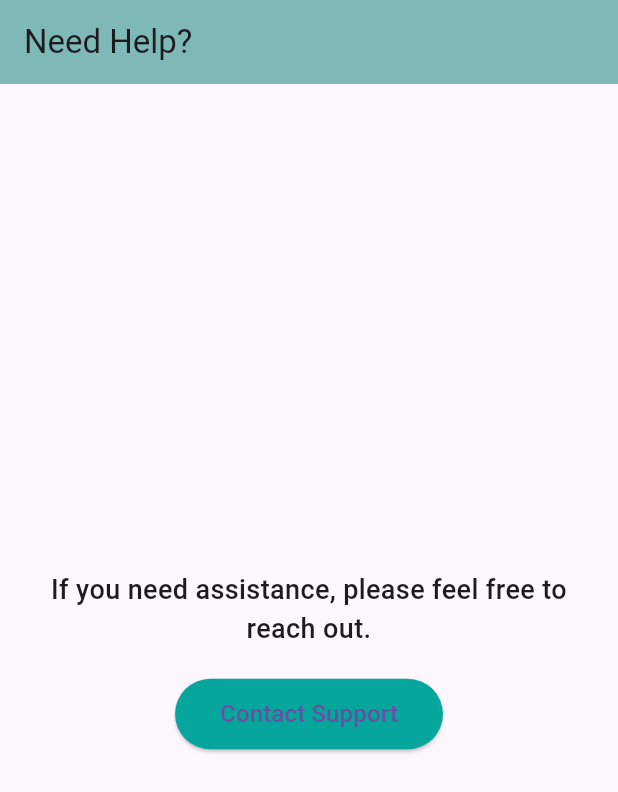
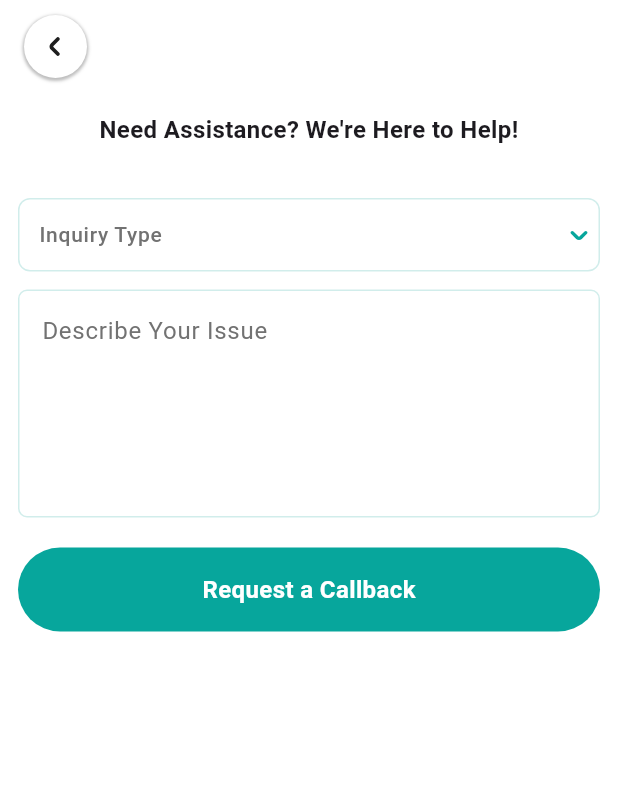
Before and after one commit to KoushikPanda1729/medical_test_app, a Flutter app: the NeedHelpScreen screen opened by its route, on a phone screen of 412 x 824 dp. Shown: the top 792 px of the screen. Run offline on Flutter 3.47's test engine with Material 3 defaults, Android fonts, the phone set to English and light mode, and no system bars; our stand-ins replace dotted_border, flutter_riverpod, flutter_svg, go_router, smooth_page_indicator; Roboto replaces fonts that are missing (Mulish).

Commit message:
search and need help done

```diff
--- a/lib/commons/components/navigation_bar/app/view/navigation_bar.dart
+++ b/lib/commons/components/navigation_bar/app/view/navigation_bar.dart
@@ -1,7 +1,9 @@
 import 'package:flutter/material.dart';
+import 'package:go_router/go_router.dart';
 import 'package:medical_test_app/commons/components/buttons/app/floating_button__widget.dart';
 import 'package:medical_test_app/commons/constants/app_colors.dart';
 import 'package:medical_test_app/commons/constants/app_icons.dart';
+import 'package:medical_test_app/commons/router/app_router.dart';
 
 class NavBar extends StatelessWidget {
   final Widget? leadingIcon;
@@ -55,7 +57,9 @@ class NavBar extends StatelessWidget {
                         iconSize: 18,
                       ),
                       FloatingButton(
-                        onPressed: () {},
+                        onPressed: () {
+                          context.push("/book-test");
+                        },
                         iconPath: AppIcons.search,
                         backgroundColor: AppColors.white,
                         iconColor: AppColors.teal,
--- a/lib/commons/components/text_fields/app/views/dropdown_text_field.dart
+++ b/lib/commons/components/text_fields/app/views/dropdown_text_field.dart
@@ -168,15 +168,15 @@ class TextfieldDropdown<T> extends StatelessWidget {
           ),
           decoration: InputDecoration(
             isCollapsed: true,
-            contentPadding: const EdgeInsetsDirectional.symmetric(
-              horizontal: 4.0,
+            contentPadding: const EdgeInsetsDirectional.all(
+              10.0,
             ),
             hintText: hintText,
             hintStyle: const TextStyle(
               fontSize: 14,
               height: 1.8,
               fontWeight: FontWeight.w500,
-              color: Colors.black,
+              color: Color(0xFF727272),
             ),
             border: borderNone
                 ? InputBorder.none
@@ -185,7 +185,7 @@ class TextfieldDropdown<T> extends StatelessWidget {
                         ? BorderRadius.circular(30.0)
                         : BorderRadius.circular(8.0),
                     borderSide: const BorderSide(
-                      color: Colors.black,
+                      color: Color(0xFFD1EDEB),
                       width: 1.0,
                     ),
                   ),
@@ -196,7 +196,7 @@ class TextfieldDropdown<T> extends StatelessWidget {
                         ? BorderRadius.circular(30.0)
                         : BorderRadius.circular(8.0),
                     borderSide: const BorderSide(
-                      color: Colors.black,
+                      color: Color(0xFFD1EDEB),
                       width: 1.0,
                     ),
                   ),
--- a/lib/commons/constants/app_icons.dart
+++ b/lib/commons/constants/app_icons.dart
@@ -49,4 +49,5 @@ class AppIcons {
   static const String warning = 'assets/icons/warning.svg';
   static const String male = 'assets/icons/male.svg';
   static const String female = 'assets/icons/female.svg';
+  static const String filter = 'assets/icons/filter.svg';
 }
--- a/lib/commons/router/app_router.dart
+++ b/lib/commons/router/app_router.dart
@@ -1,5 +1,6 @@
 import 'package:go_router/go_router.dart';
 import 'package:medical_test_app/pages/account_page/app/view/account_screen.dart';
+import 'package:medical_test_app/pages/book_test_page/app/views/book_test.dart';
 import 'package:medical_test_app/pages/booking_details_page/app/view/booking_details_screen.dart';
 import 'package:medical_test_app/pages/call_page/app/view/call_screen.dart';
 import 'package:medical_test_app/pages/checkout_page/app/view/checkout_summary.dart';
@@ -88,5 +89,9 @@ final GoRouter router = GoRouter(
       path: '/payment_success',
       builder: (context, state) => const PaymentSuccessfulScreen(),
     ),
+    GoRoute(
+      path: '/book-test',
+      builder: (context, state) => const TestPackageScreen(),
+    ),
   ],
 );
--- a/lib/pages/need_help_page/app/view/need_help_screen.dart
+++ b/lib/pages/need_help_page/app/view/need_help_screen.dart
@@ -1,5 +1,11 @@
 import 'package:flutter/material.dart';
+import 'package:go_router/go_router.dart';
+import 'package:medical_test_app/commons/components/buttons/app/floating_button__widget.dart';
+import 'package:medical_test_app/commons/components/buttons/app/solid_button_widget.dart';
+import 'package:medical_test_app/commons/components/navigation_bar/app/view/navigation_bar.dart';
+import 'package:medical_test_app/commons/components/text_fields/app/views/dropdown_text_field.dart';
 import 'package:medical_test_app/commons/constants/app_colors.dart';
+import 'package:medical_test_app/commons/constants/app_icons.dart';
 
 class NeedHelpScreen extends StatelessWidget {
   const NeedHelpScreen({super.key});
@@ -7,44 +13,97 @@ class NeedHelpScreen extends StatelessWidget {
   @override
   Widget build(BuildContext context) {
     return Scaffold(
-      appBar: AppBar(
-        title: const Text("Need Help?"),
-        backgroundColor: AppColors.lightTeal, // You can customize the color
-      ),
-      body: Padding(
-        padding: const EdgeInsets.all(16.0),
-        child: Column(
-          mainAxisAlignment: MainAxisAlignment.center,
+      backgroundColor: AppColors.white,
+      body: Column(
         crossAxisAlignment: CrossAxisAlignment.center,
         children: [
+          NavBar(
+            leadingIcon: FloatingButton(
+              onPressed: () {
+                context.pop();
+              },
+              iconPath: AppIcons.angleSmallRight,
+              backgroundColor: AppColors.white,
+              iconColor: AppColors.black,
+              isDisabled: false,
+              buttonSize: 42,
+              iconSize: 20,
+              isRotated: true,
+            ),
+            trailingIcon: const SizedBox(),
+          ),
+          const SizedBox(height: 13),
+          Container(
+            padding: const EdgeInsets.symmetric(horizontal: 12),
+            child: Column(
+              children: [
                 const Text(
-              "If you need assistance, please feel free to reach out.",
+                  "Need Assistance? We're Here to Help!",
                   textAlign: TextAlign.center,
                   style: TextStyle(
-                fontSize: 18,
-                fontWeight: FontWeight.w500,
+                    fontSize: 16,
+                    fontWeight: FontWeight.bold,
                   ),
                 ),
-            const SizedBox(height: 20),
-            ElevatedButton(
-              onPressed: () {
-                // Add your help functionality here (e.g., navigate to a contact form or chat)
-                print("Help button clicked");
-              },
-              style: ElevatedButton.styleFrom(
-                backgroundColor: AppColors.teal, // Button color
-                padding:
-                    const EdgeInsets.symmetric(horizontal: 30, vertical: 12),
+                const SizedBox(height: 34),
+
+                TextfieldDropdown<String>(
+                  title: "Inquiry Type",
+                  label: '',
+                  hintText: 'Inquiry Type',
+                  selectedItem: '',
+                  items: const [
+                    "Billing",
+                    "Technical Issue",
+                    "General Inquiry"
+                  ],
+                  onItemSelected: (accountType) {},
+                  getDisplayText: (accountType) => accountType,
                 ),
-              child: const Text(
-                "Contact Support",
-                style: TextStyle(
-                  fontSize: 16,
+                const SizedBox(height: 12),
+                // Issue Description TextField
+                TextField(
+                  maxLines: 5,
+                  decoration: InputDecoration(
+                    hintText: "Describe Your Issue",
+                    hintStyle: const TextStyle(
+                      color: Color(0xFF727272),
+                    ),
+                    filled: true,
+                    fillColor: Colors.white, // Background color
+                    enabledBorder: OutlineInputBorder(
+                      borderRadius: BorderRadius.circular(6),
+                      borderSide: const BorderSide(
+                        color: Color(0xFFD1EDEB), // Light teal border
+                      ),
+                    ),
+                    focusedBorder: OutlineInputBorder(
+                      borderRadius: BorderRadius.circular(6),
+                      borderSide: const BorderSide(
+                        color: Colors.teal, // Border color when focused
+                        width: 1.0,
+                      ),
+                    ),
+                    border: OutlineInputBorder(
+                      borderRadius: BorderRadius.circular(6),
+                      borderSide: const BorderSide(
+                        color: Color(0xFFD1EDEB), // Default border
                       ),
                     ),
                   ),
+                ),
+
+                const SizedBox(height: 20),
+                // Request a Callback Button
+                SolidButtonWidget(
+                  label: "Request a Callback",
+                  onPressed: () {},
+                  isCircle: true,
+                ),
               ],
             ),
+          )
+        ],
       ),
     );
   }
```
Also changed, not shown: lib/pages/book_test_page/app/views/book_test.dart (added, +147 -0 lines), lib/pages/book_test_page/app/views/widgets/book_test_filter.dart (added, +107 -0 lines), lib/pages/book_test_page/app/views/widgets/filter_switch_widget.dart (added, +86 -0 lines), lib/pages/book_test_page/app/views/widgets/search_bar_widget.dart (added, +60 -0 lines), lib/pages/book_test_page/app/views/widgets/test_package_card.dart (added, +139 -0 lines), assets/icons/filter.svg (added). Lines whose indentation alone changed are shown as unchanged.
